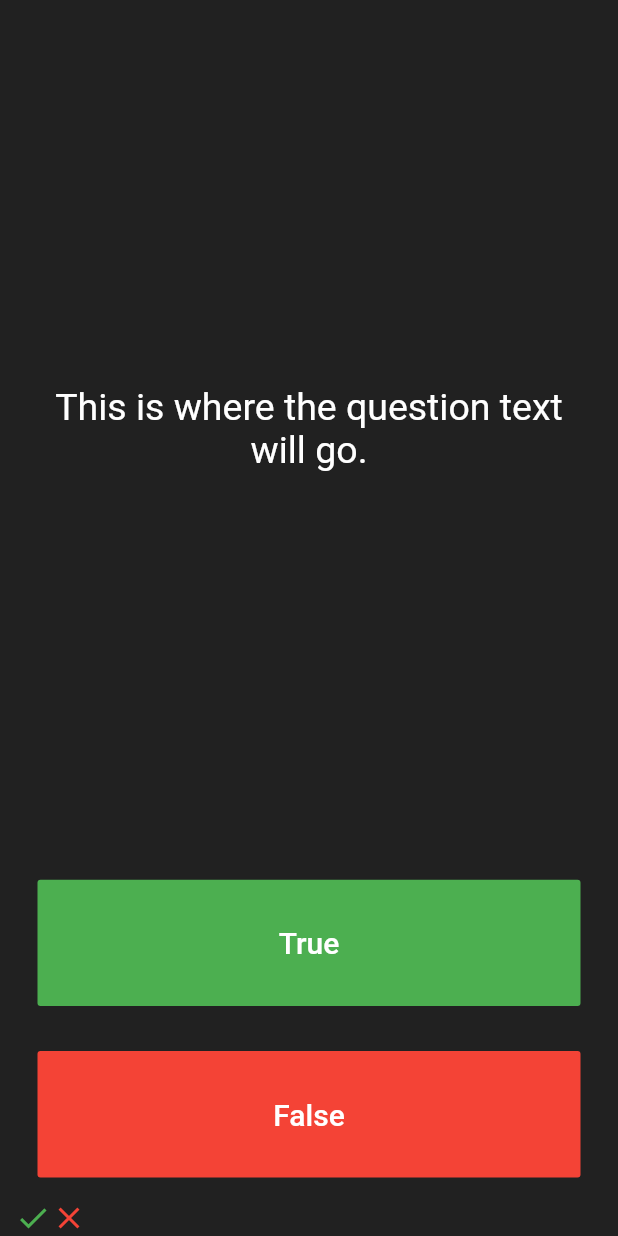
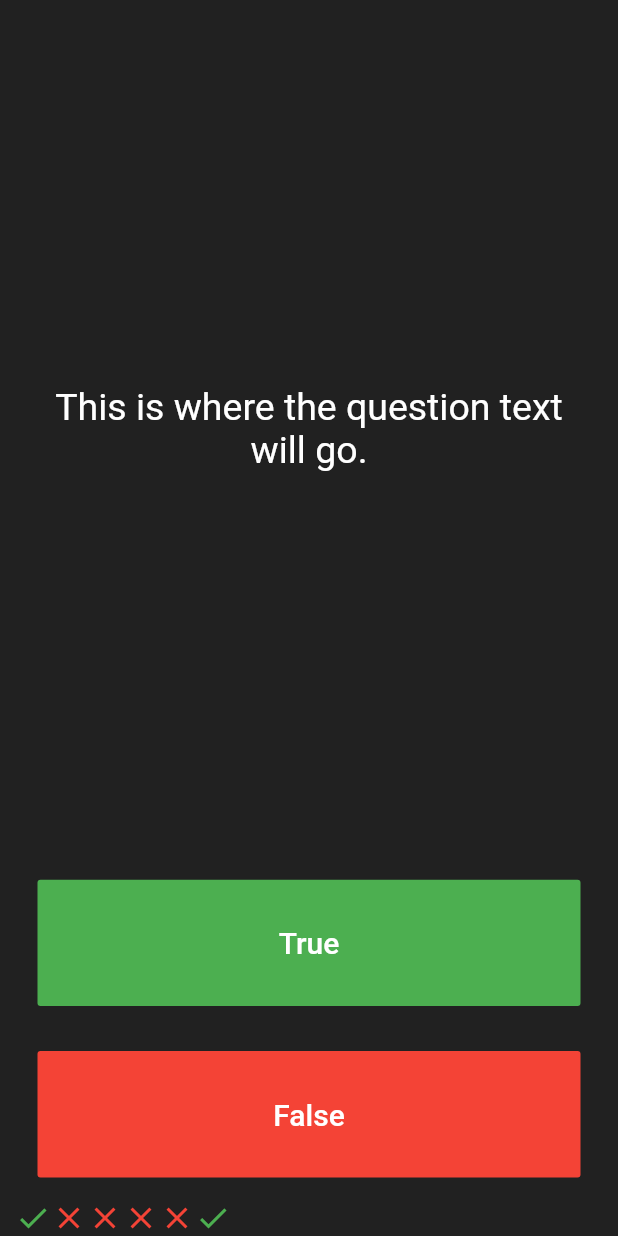
Before and after one commit to Poornima1998/quizzler-flutter, a Flutter app: the screen it shows after launch, after a tap on "True", on a phone screen of 412 x 824 dp. Run offline on Flutter 3.47's test engine with Material 2 defaults, Android fonts, the phone set to English and light mode, and no system bars.

Commit message:
second commit

```diff
--- a/lib/main.dart
+++ b/lib/main.dart
@@ -25,6 +25,29 @@ class QuizPage extends StatefulWidget {
 }
 
 class _QuizPageState extends State<QuizPage> {
+  List<Icon> scoreKeeper = [
+    Icon(
+      Icons.check,
+      color: Colors.green,
+    ),
+    Icon(
+      Icons.close,
+      color: Colors.red,
+    ),
+    Icon(
+      Icons.close,
+      color: Colors.red,
+    ),
+    Icon(
+      Icons.close,
+      color: Colors.red,
+    ),
+    Icon(
+      Icons.close,
+      color: Colors.red,
+    ),
+  ];
+
   @override
   Widget build(BuildContext context) {
     return Column(
@@ -62,6 +85,14 @@ class _QuizPageState extends State<QuizPage> {
               ),
               onPressed: () {
                 //The user picked true.
+                setState(() {
+                  scoreKeeper.add(
+                    Icon(
+                      Icons.check,
+                      color: Colors.green,
+                    ),
+                  );
+                });
               },
             ),
           ),
@@ -85,16 +116,7 @@ class _QuizPageState extends State<QuizPage> {
           ),
         ),
         Row(
-          children: <Widget>[
-            Icon(
-              Icons.check,
-              color: Colors.green,
-            ),
-            Icon(
-              Icons.close,
-              color: Colors.red,
-            ),
-          ],
+          children: scoreKeeper,
         )
       ],
     );
```
